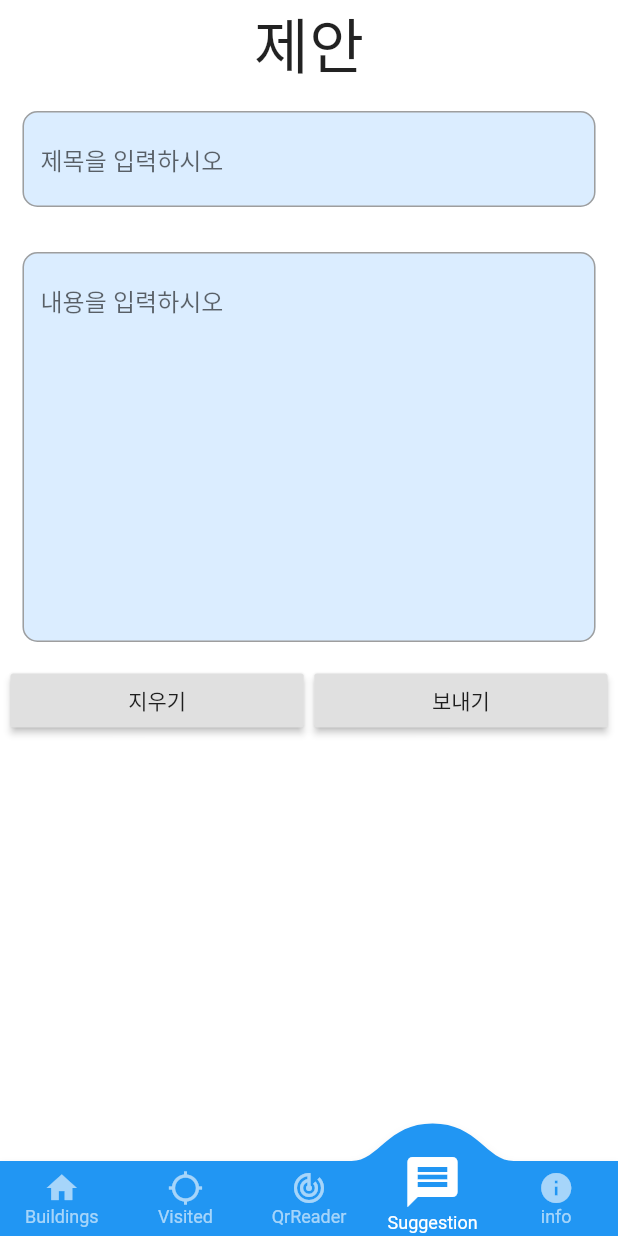
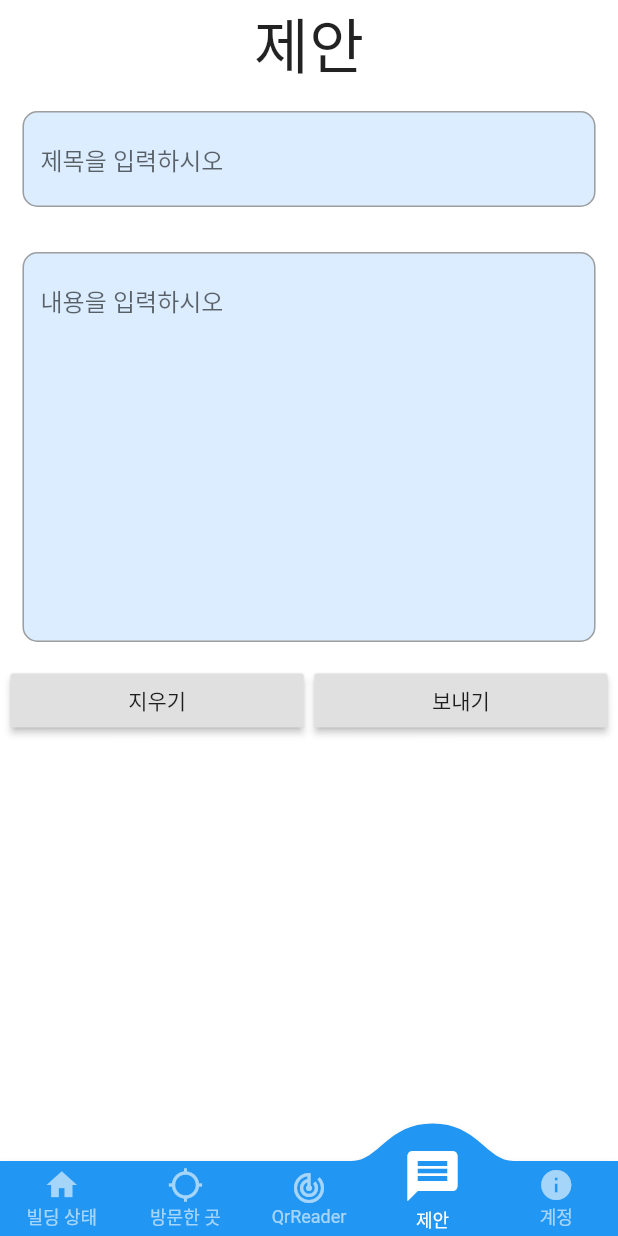
Before and after one commit to soo-oon/CheQ-in, a Flutter app: the FrontEndHomeView screen opened directly, item 4 of the bottom bar chosen, on a phone screen of 412 x 824 dp. Run offline on Flutter 3.47's test engine with Material 2 defaults, Android fonts, the phone set to English and light mode, and no system bars; drawn by our look-alikes of convex_bottom_bar; our stand-ins replace cloud_firestore, firebase_auth, firebase_messaging, get_it, provider_architecture and 1 more; missing offline and left inert: dart:ffi, json_table, qrscan; accounts and stored records are empty; generated files the repository leaves out were written again; Roboto replaces fonts that are missing (Open Sans).

Commit message:
translate english

```diff
--- a/lib/frontend/views/frontend_home_view.dart
+++ b/lib/frontend/views/frontend_home_view.dart
@@ -14,11 +14,11 @@ class FrontEndHomeView extends StatelessWidget {
         bottomNavigationBar: ConvexAppBar(
           style: TabStyle.react,
           items: [
-            TabItem(icon: Icons.home, title: 'Buildings'),
-            TabItem(icon: Icons.location_searching, title: 'Visited'),
+            TabItem(icon: Icons.home, title: '빌딩 상태'),
+            TabItem(icon: Icons.location_searching, title: '방문한 곳'),
             TabItem(icon: Icons.track_changes, title: 'QrReader'),
-            TabItem(icon: Icons.message, title: 'Suggestion'),
-            TabItem(icon: Icons.info, title: 'info'),
+            TabItem(icon: Icons.message, title: '제안'),
+            TabItem(icon: Icons.info, title: '계정'),
           ],
           initialActiveIndex: 0, //optional, default as 0
           onTap: (index) => model.setIndex(index),
```
